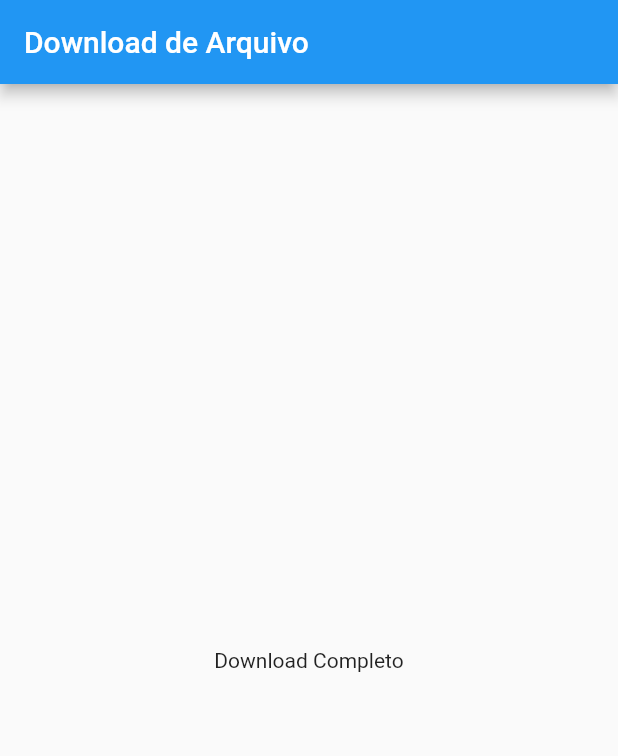
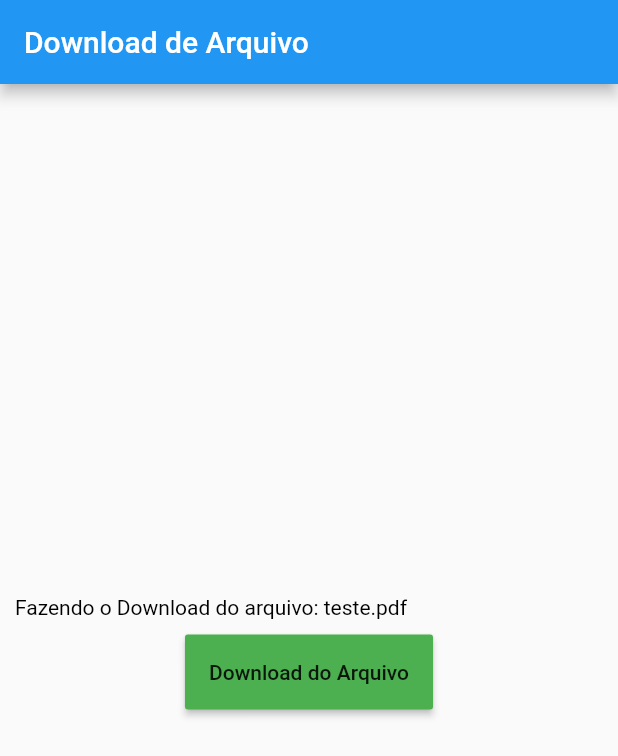
Before and after one commit to carleandro7/downloadArquivoFlutter, a Flutter app: the screen it shows after launch, on a phone screen of 412 x 824 dp. Shown: the top 756 px of the screen. Run offline on Flutter 3.47's test engine with Material 2 defaults, Android fonts, the phone set to English and light mode, and no system bars; our stand-ins replace dio, open_file; missing offline and left inert: ext_storage.

Commit message:
fazer o download e abrir um arquivo

```diff
--- a/lib/main.dart
+++ b/lib/main.dart
@@ -1,6 +1,8 @@
 import 'package:flutter/material.dart';
 import 'package:dio/dio.dart';
-import 'package:path_provider/path_provider.dart';
+import 'package:ext_storage/ext_storage.dart';
+import 'package:open_file/open_file.dart';
+import 'Dart:io';
 
 void main() => runApp(MaterialApp(
       home: MyApp(),
@@ -15,25 +17,43 @@ class MyApp extends StatefulWidget {
 }
 
 class MyAppState extends State<MyApp> {
-  final imgUrl =
-      "https://appinfor.com.br/tecnico/webservice/pluginfile.php/88/mod_resource/content/1/Desenvolvimento%20%C3%A1gil%20de%20software.pdf?forcedownload=1&token=75dc82048f64fd9bf7956b99c08b6075";
+  final imgUrl = "url";
   bool downloading = false;
-  var progressString = "";
+  var progressString = "teste.pdf";
+  String textButton = "Download do Arquivo";
 
   @override
   void initState() {
     super.initState();
+  }
 
-    downloadFile();
+  Future<String> _getPath() {
+    return ExtStorage.getExternalStorageDirectory();
+  }
+
+  bool _veriricarArquivoExiste(String path) {
+    if (FileSystemEntity.typeSync(path) != FileSystemEntityType.notFound)
+      return true;
+    return false;
+  }
+
+  bool _abrirArquivo(String path) {
+    if (_veriricarArquivoExiste(path)) {
+      OpenFile.open(path);
+      return true;
+    }
+    return false;
   }
 
   Future<void> downloadFile() async {
     Dio dio = Dio();
+    String dir = await _getPath();
+    dir = "${dir}/arquivos/teste2.pdf";
+    if (!_veriricarArquivoExiste(dir)) {
       try {
-      var dir = await getApplicationDocumentsDirectory();
-
+        print(dir);
         await dio.download(
-        imgUrl, "${dir.path}/teste.pdf",
+          imgUrl, dir,
           onReceiveProgress: showDownloadProgress,
           //Received data with List<int>
           options: Options(
@@ -49,8 +69,15 @@ class MyAppState extends State<MyApp> {
 
       setState(() {
         downloading = false;
+        //verificar se foi feito o download do arquivo
+        if (_veriricarArquivoExiste(dir)) {
           progressString = "Download Completo";
+          textButton = "Abrir Arquivo";
+        }
       });
+    } else {
+      _abrirArquivo(dir);
+    }
   }
 
   void showDownloadProgress(received, total) {
@@ -65,7 +92,17 @@ class MyAppState extends State<MyApp> {
       appBar: AppBar(
         title: Text("Download de Arquivo"),
       ),
-      body: Center(
+      body: Padding(
+        padding: const EdgeInsets.all(10.0),
+        child: Column(
+          crossAxisAlignment: CrossAxisAlignment.stretch,
+          mainAxisAlignment: MainAxisAlignment.center,
+          children: <Widget>[
+            Text("Fazendo o Download do arquivo: $progressString",
+                style: TextStyle(
+                  color: Colors.black,
+                )),
+            Center(
               child: downloading
                   ? Container(
                       height: 120.0,
@@ -89,7 +126,22 @@ class MyAppState extends State<MyApp> {
                         ),
                       ),
                     )
-            : Text("$progressString"),
+                  : Padding(
+                      padding: EdgeInsets.only(top: 10.0, bottom: 10.0),
+                      child: Container(
+                        height: 50.0,
+                        child: RaisedButton(
+                          onPressed: () {
+                            downloadFile();
+                          },
+                          child: Text(textButton),
+                          color: Colors.green,
+                        ),
+                      ),
+                    ),
+            ),
+          ],
+        ),
       ),
     );
   }
--- a/pubspec.yaml
+++ b/pubspec.yaml
@@ -30,11 +30,13 @@ dependencies:
   cupertino_icons: ^0.1.3
   random_pk: any
   dio: any
-  path_provider: ^1.6.14
+  ext_storage: ^1.0.3
+  open_file: ^3.0.1
 
 dev_dependencies:
   flutter_test:
     sdk: flutter
+
 
 # For information on the generic Dart part of this file, see the
 # following page: https://dart.dev/tools/pub/pubspec
```
Also changed, not shown: pubspec.lock, 2 other files. Lines whose indentation alone changed are shown as unchanged.
